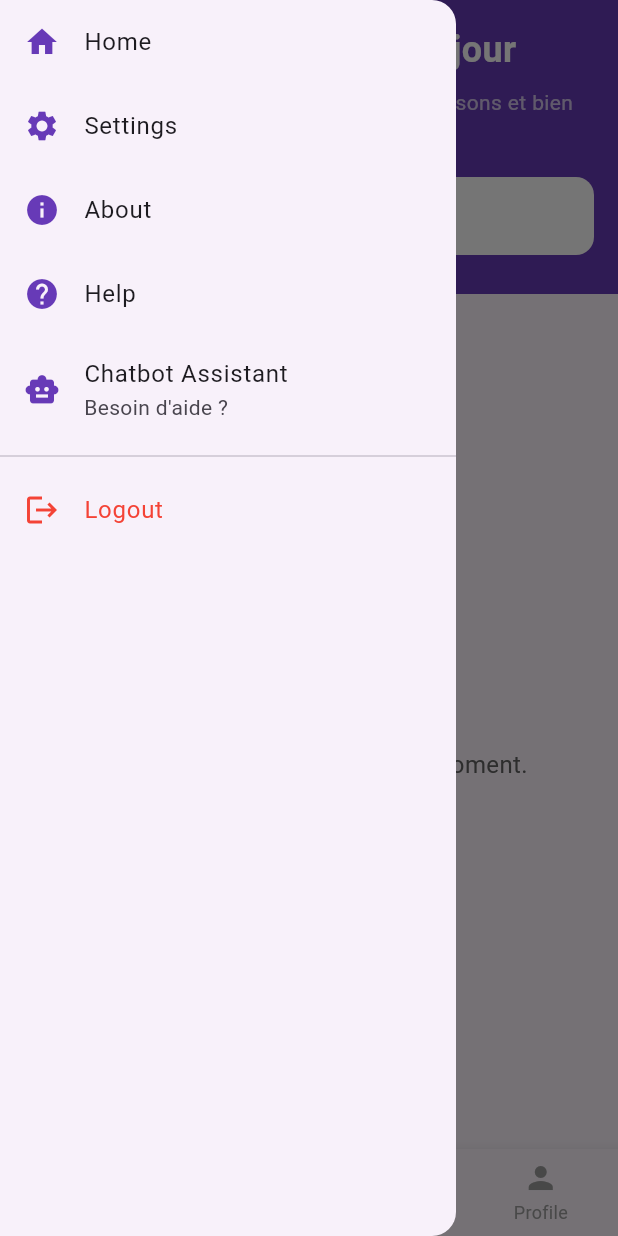
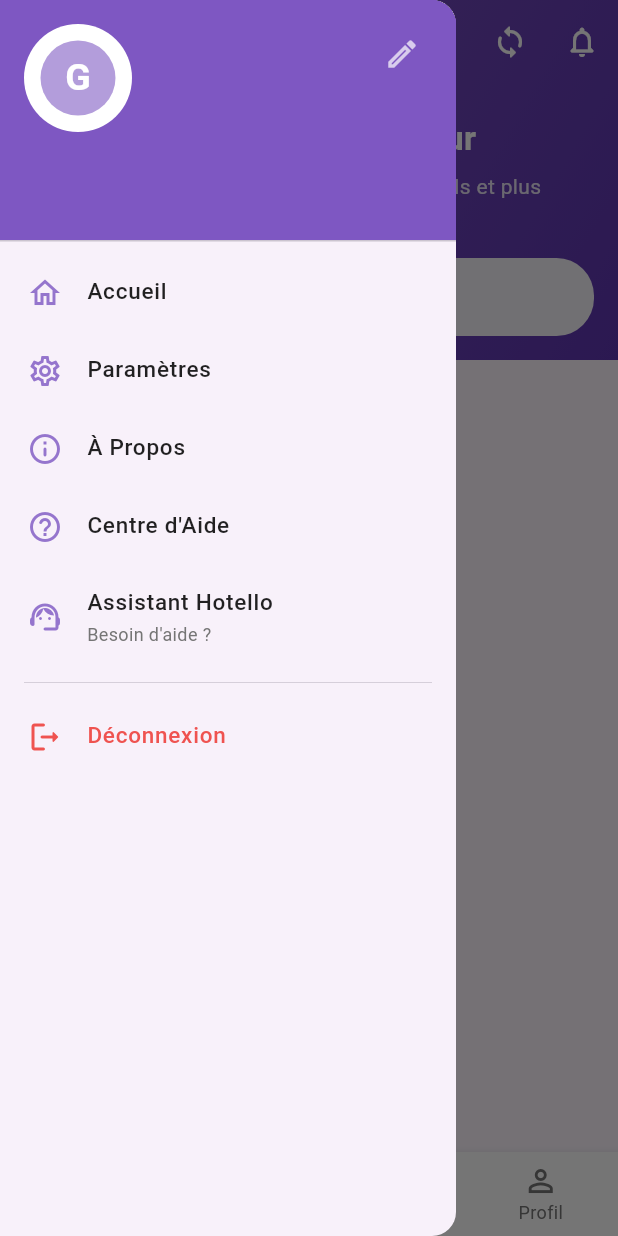
Before and after one commit to SALAHEDDINE-AIT-EL-MAHJOUB/hotello, a Flutter app: the HomePage screen opened directly, with the side drawer open, on a phone screen of 412 x 824 dp. Run offline on Flutter 3.47's test engine with Material 3 defaults, Android fonts, the phone set to English and light mode, and no system bars; our stand-ins replace csv, firebase_auth, firebase_core, firebase_database, firebase_messaging, firebase_storage and 4 more; accounts and stored records are empty.

Commit message:
Updated Changes

```diff
--- a/lib/home_page.dart
+++ b/lib/home_page.dart
@@ -323,33 +323,35 @@ class _HomePageState extends State<HomePage> {
   @override
   Widget build(BuildContext context) {
     final List<Widget> _pages = [
-      _buildHomePageContent(), // Use the consolidated home page builder
+      _buildHomePageContent(),
       const ExplorePage(),
       const BookingsPage(),
       const ProfilePage(),
     ];
 
     return Scaffold(
-      // AppBar is now primarily managed within _buildHomePageContent's CustomScrollView (SliverAppBar)
-      // For other tabs, you might need a different AppBar strategy if they don't have their own.
       body: IndexedStack(
         index: _selectedIndex,
         children: _pages,
       ),
       bottomNavigationBar: BottomNavigationBar(
         items: const <BottomNavigationBarItem>[
-          BottomNavigationBarItem(icon: Icon(Icons.home), label: 'Home'),
-          BottomNavigationBarItem(icon: Icon(Icons.search), label: 'Explore'),
-          BottomNavigationBarItem(icon: Icon(Icons.bookmark), label: 'Bookings'),
-          BottomNavigationBarItem(icon: Icon(Icons.person), label: 'Profile'),
+          BottomNavigationBarItem(icon: Icon(Icons.home_filled), label: 'Accueil'), // Icône remplie pour sélection
+          BottomNavigationBarItem(icon: Icon(Icons.explore_outlined), label: 'Explorer'),
+          BottomNavigationBarItem(icon: Icon(Icons.bookmarks_outlined), label: 'Réservations'),
+          BottomNavigationBarItem(icon: Icon(Icons.person_outline), label: 'Profil'),
         ],
         currentIndex: _selectedIndex,
-        selectedItemColor: Colors.deepPurple,
-        unselectedItemColor: Colors.grey,
+        selectedItemColor: Colors.deepPurple.shade600, // Couleur plus vive
+        unselectedItemColor: Colors.grey.shade600,
         onTap: _onItemTapped,
-        type: BottomNavigationBarType.fixed,
+        type: BottomNavigationBarType.fixed, // Assure que tous les labels sont visibles
+        backgroundColor: Colors.white, // Fond blanc pour la nav bar
+        elevation: 5, // Ombre subtile
+        selectedFontSize: 12, // Style
+        unselectedFontSize: 12, // Style
       ),
-      drawer: _selectedIndex == 0 ? _buildDrawer() : null,
+      drawer: _selectedIndex == 0 ? _buildDrawer() : null, // Drawer seulement pour la page d'accueil
     );
   }
 
@@ -364,146 +366,125 @@ class _HomePageState extends State<HomePage> {
   Widget _buildDrawer() {
     return Drawer(
       child: ListView(
+        padding: EdgeInsets.zero, // Enlever le padding par défaut
         children: [
-          ListTile(
-            leading: const Icon(
-              Icons.home,
-              color: Colors.deepPurple,
+          UserAccountsDrawerHeader( // En-tête plus stylé
+            accountName: Text(
+              username,
+              style: const TextStyle(fontWeight: FontWeight.bold, fontSize: 18, color: Colors.white)
             ),
-            title: const Text('Home'),
-            onTap: () {
+            accountEmail: Text(
+              _currentUser?.email ?? 'Mode Invité',
+              style: const TextStyle(color: Colors.white70)
+            ),
+            currentAccountPicture: CircleAvatar(
+              backgroundColor: Colors.white,
+              child: _buildProfileImage(), // Utilise votre logique d'image de profil
+            ),
+            decoration: BoxDecoration(
+              color: Colors.deepPurple.shade400, // Couleur d'en-tête
+            ),
+            otherAccountsPictures: [ // Exemple d'action rapide
+              IconButton(
+                icon: const Icon(Icons.edit_outlined, color: Colors.white70),
+                onPressed: () {
                   Navigator.pop(context);
+                  Navigator.push(context, MaterialPageRoute(builder: (context) => const EditProfilePage()));
                 },
+                tooltip: 'Modifier le profil',
+              )
+            ],
           ),
-          ListTile(
-            leading: const Icon(
-              Icons.settings,
-              color: Colors.deepPurple,
-            ),
-            title: const Text('Settings'),
-            onTap: () {
-              Navigator.pop(context); // Ferme le drawer
-              Navigator.push(
-                context,
-                MaterialPageRoute(builder: (context) => const SettingsPage()),
-              );
-            },
-          ),
-          ListTile(
-            leading: const Icon(
-              Icons.info,
-              color: Colors.deepPurple,
-            ),
-            title: const Text('About'),
-            onTap: () {
-              Navigator.pop(context); // Ferme le drawer
-              Navigator.push(
-                context,
-                MaterialPageRoute(builder: (context) => const AboutUsPage()),
-              );
-            },
-          ),
-          ListTile(
-            leading: const Icon(
-              Icons.help,
-              color: Colors.deepPurple,
-            ),
-            title: const Text('Help'),
-            onTap: () {
-              Navigator.pop(context); // Ferme le drawer
-              Navigator.push(
-                context,
-                MaterialPageRoute(builder: (context) => const HelpCenterPage()),
-              );
-            },
-          ),
-          // Add Chatbot item before the admin section
-          ListTile(
-            leading: const Icon(
-              Icons.smart_toy, // Robot icon for chatbot
-              color: Colors.deepPurple,
-            ),
-            title: const Text('Chatbot Assistant'),
-            subtitle: const Text('Besoin d\'aide ?'),
-            onTap: () {
-              // TODO: Implement chatbot functionality
+          _buildDrawerItem(Icons.home_outlined, 'Accueil', () {
+            Navigator.pop(context);
+            // Déjà sur l'accueil si le drawer est ouvert depuis là
+          }),
+          _buildDrawerItem(Icons.settings_outlined, 'Paramètres', () {
+            Navigator.pop(context);
+            Navigator.push(context, MaterialPageRoute(builder: (context) => const SettingsPage()));
+          }),
+          _buildDrawerItem(Icons.info_outline_rounded, 'À Propos', () {
+            Navigator.pop(context);
+            Navigator.push(context, MaterialPageRoute(builder: (context) => const AboutUsPage()));
+          }),
+          _buildDrawerItem(Icons.help_outline_rounded, 'Centre d\'Aide', () {
+            Navigator.pop(context);
+            Navigator.push(context, MaterialPageRoute(builder: (context) => const HelpCenterPage()));
+          }),
+          _buildDrawerItem(Icons.support_agent_rounded, 'Assistant Hotello', () { // Icône différente
             Navigator.pop(context);
             _showChatbotDialog();
-            },
-          ),
+          }, subtitle: 'Besoin d\'aide ?'), // Ajout d'un sous-titre
 
-          const Divider(),
+          const Divider(height: 20, thickness: 0.5, indent: 16, endIndent: 16), // Séparateur stylé
 
           if (_isAdmin) ...[
-            const Padding(
-              padding: EdgeInsets.only(left: 16.0, top: 8.0),
+            Padding(
+              padding: const EdgeInsets.symmetric(horizontal: 18.0, vertical: 8.0),
               child: Text(
-                'Admin',
+                'ADMINISTRATION', // Style
                 style: TextStyle(
-                  color: Colors.grey,
-                  fontWeight: FontWeight.bold,
+                  color: Colors.grey.shade600,
+                  fontWeight: FontWeight.w500, // Style
+                  fontSize: 12, // Style
+                  letterSpacing: 0.5, // Style
                 ),
               ),
             ),
-            ListTile(
-              leading: const Icon(
-                Icons.admin_panel_settings,
-                color: Colors.deepPurple,
-              ),
-              title: const Text('Manage Hotels'),
-              onTap: () {
+            _buildDrawerItem(Icons.admin_panel_settings_outlined, 'Gérer les Hôtels', () { // Icône différente
               Navigator.pop(context);
               Navigator.push(
                 context,
-                  MaterialPageRoute(
-                    builder: (context) => const AdminPage(),
-                  ),
-                ).then((_) => _synchronizeData()); // MODIFIED HERE
-              },
-            ),
+                MaterialPageRoute(builder: (context) => const AdminPage()),
+              ).then((_) => _synchronizeData());
+            }),
+            const Divider(height: 20, thickness: 0.5, indent: 16, endIndent: 16), // Séparateur stylé
           ],
-          ListTile(
-            leading: const Icon(
-              Icons.logout,
-              color: Colors.red,
-            ),
-            title: const Text(
-              'Logout',
-              style: TextStyle(color: Colors.red),
-            ),
-            onTap: () async {
+          _buildDrawerItem(Icons.logout_rounded, 'Déconnexion', () async { // Icône différente
+            // ... (votre logique de déconnexion existante) ...
             final prefs = await SharedPreferences.getInstance();
             final isGuestMode = prefs.getBool('isGuestMode') ?? false;
 
             if (isGuestMode) {
-                // If already in guest mode, just go to login page
               Navigator.of(context).pushReplacement(
                 MaterialPageRoute(builder: (context) => const LoginPage()),
               );
             } else {
-                // Sign out from Firebase Auth
               await FirebaseAuth.instance.signOut();
-
-                // Reset to guest mode
               await prefs.setBool('isGuestMode', true);
               await prefs.setString('username', 'Guest');
-
-                // Clear other user data
               await prefs.remove('email');
-
-                // Reload user data to update UI
+              if(mounted) {
                 setState(() {
                   username = 'Guest';
                   _profileImageUrl = null;
+                  _profileImageData = null; // Assurez-vous de réinitialiser cela aussi
+                  _currentUser = null; // Réinitialiser l'utilisateur actuel
+                  _isAdmin = false; // Réinitialiser le statut admin
                 });
-
-                // Close drawer
-                Navigator.pop(context);
+                Navigator.pop(context); // Fermer le drawer
+                 // Optionnel: Naviguer vers la page de connexion après déconnexion
+                Navigator.of(context).pushAndRemoveUntil(
+                  MaterialPageRoute(builder: (context) => const LoginPage()),
+                  (Route<dynamic> route) => false,
+                );
               }
-            },
-          ),
+            }
+          }, color: Colors.red.shade400), // Couleur pour la déconnexion
         ],
       ),
+    );
+  }
+
+  // Helper pour les items du Drawer
+  Widget _buildDrawerItem(IconData icon, String title, VoidCallback onTap, {Color? color, String? subtitle}) {
+    return ListTile(
+      leading: Icon(icon, color: color ?? Colors.deepPurple.shade300, size: 24), // Style
+      title: Text(title, style: TextStyle(fontSize: 15, fontWeight: FontWeight.w500, color: color ?? Colors.black87)), // Style
+      subtitle: subtitle != null ? Text(subtitle, style: TextStyle(fontSize: 12, color: Colors.grey.shade600)) : null, // Style
+      onTap: onTap,
+      dense: true, // Style
+      contentPadding: const EdgeInsets.symmetric(horizontal: 18.0, vertical: 2.0), // Style
     );
   }
 
@@ -516,16 +497,16 @@ class _HomePageState extends State<HomePage> {
         child: Image.memory(
           imageBytes,
           fit: BoxFit.cover,
-          width: 60,
-          height: 60,
+          width: 50, // Ajusté pour UserAccountsDrawerHeader
+          height: 50, // Ajusté
           errorBuilder: (context, error, stackTrace) {
-            print('Error loading base64 image: $error');
-            return _buildFallbackAvatar();
+            return _buildFallbackAvatar(size: 50); // Passer la taille
           },
         ),
       );
     } catch (e) {
       print('Error decoding base64: $e');
+       return _buildFallbackAvatar(size: 50);
     }
   }
 
@@ -535,33 +516,39 @@ class _HomePageState extends State<HomePage> {
       child: Image.network(
         _profileImageUrl!,
         fit: BoxFit.cover,
-        width: 60,
-        height: 60,
+        width: 50, // Ajusté
+        height: 50, // Ajusté
         loadingBuilder: (context, child, loadingProgress) {
           if (loadingProgress == null) return child;
           return const Center(
-            child: CircularProgressIndicator(color: Colors.white)
+            child: CircularProgressIndicator(strokeWidth: 2, color: Colors.white) // Style
           );
         },
         errorBuilder: (context, error, stackTrace) {
-          print('Error loading image from URL: $error');
-          return _buildFallbackAvatar();
+          return _buildFallbackAvatar(size: 50);
         },
       ),
     );
   }
-
-  // Image par défaut
-  return _buildFallbackAvatar();
+  return _buildFallbackAvatar(size: 50);
 }
 
-Widget _buildFallbackAvatar() {
-  return Text(
+Widget _buildFallbackAvatar({double size = 24}) { // Accepte une taille
+  return Container( // Conteneur pour centrer le texte si l'image est dans un CircleAvatar
+    width: size,
+    height: size,
+    decoration: BoxDecoration(
+      color: Colors.deepPurple.shade200, // Couleur de fond pour l'avatar
+      shape: BoxShape.circle,
+    ),
+    alignment: Alignment.center,
+    child: Text(
       username.isNotEmpty ? username[0].toUpperCase() : 'G',
-    style: const TextStyle(
-      fontSize: 24,
+      style: TextStyle(
+        fontSize: size * 0.5, // Taille de police relative
         fontWeight: FontWeight.bold,
         color: Colors.white,
+      ),
     ),
   );
 }
@@ -828,60 +815,102 @@ void _showChatbotDialog() {
 
     return CustomScrollView(
       slivers: [
-        SliverToBoxAdapter(
-          child: Container(
-            padding: const EdgeInsets.all(16),
-            decoration: const BoxDecoration(
-              color: Colors.deepPurple,
-              // borderRadius: BorderRadius.only(
-              //   bottomLeft: Radius.circular(20),
-              //   bottomRight: Radius.circular(20),
-              // ),
+        SliverAppBar( // Utilisation de SliverAppBar pour un effet de défilement
+          expandedHeight: 240.0, // Hauteur de l'en-tête étendu
+          floating: false,
+          pinned: true, // L'AppBar reste visible en haut
+          snap: false,
+          backgroundColor: Colors.deepPurple.shade400, // Couleur de l'AppBar
+          elevation: 2,
+          flexibleSpace: FlexibleSpaceBar(
+            centerTitle: true,
+            titlePadding: const EdgeInsets.symmetric(horizontal: 16, vertical: 12),
+            title: _isSynchronizing // Afficher le nom de l'app ou le loader de synchro
+                ? const SizedBox(width: 20, height: 20, child: CircularProgressIndicator(color: Colors.white, strokeWidth: 2,))
+                : const Text('Hotello', style: TextStyle(fontWeight: FontWeight.bold, color: Colors.white, fontSize: 18)),
+            background: Container( // Contenu de l'en-tête étendu
+              padding: const EdgeInsets.fromLTRB(16, 60, 16, 16), // Ajuster le padding supérieur pour l'AppBar
+              decoration: BoxDecoration(
+                gradient: LinearGradient( // Dégradé subtil
+                  colors: [Colors.deepPurple.shade400, Colors.deepPurple.shade600],
+                  begin: Alignment.topLeft,
+                  end: Alignment.bottomRight,
+                ),
               ),
               child: Column(
+                mainAxisAlignment: MainAxisAlignment.end, // Aligner en bas
                 crossAxisAlignment: CrossAxisAlignment.start,
                 children: [
                   const Text(
                     'Trouvez votre prochain séjour',
                     style: TextStyle(
-                      fontSize: 24,
+                        fontSize: 22, // Ajusté
                         fontWeight: FontWeight.bold,
                         color: Colors.white),
                   ),
-                const SizedBox(height: 8),
-                const Text(
-                  'Recherchez des offres sur les hôtels, les maisons et bien plus encore...',
-                  style: TextStyle(fontSize: 14, color: Colors.white70),
+                  const SizedBox(height: 6),
+                  Text(
+                    'Découvrez des offres exclusives sur les hôtels et plus encore.', // Texte plus engageant
+                    style: TextStyle(fontSize: 14, color: Colors.white.withOpacity(0.85)), // Style
                   ),
-                const SizedBox(height: 20),
+                  const SizedBox(height: 18),
                   TextField(
                     controller: _searchController,
                     decoration: InputDecoration(
                       hintText: 'Ex: Paris, Hôtel de la plage...',
-                    hintStyle: TextStyle(color: Colors.grey[600]),
-                    prefixIcon: Icon(Icons.search, color: Colors.grey[600]),
+                      hintStyle: TextStyle(color: Colors.grey.shade500), // Style
+                      prefixIcon: Icon(Icons.search, color: Colors.grey.shade600),
                       filled: true,
-                    fillColor: Colors.white,
+                      fillColor: Colors.white.withOpacity(0.95), // Légère transparence
                       border: OutlineInputBorder(
-                      borderRadius: BorderRadius.circular(12),
+                        borderRadius: BorderRadius.circular(25), // Plus arrondi
                         borderSide: BorderSide.none,
                       ),
-                    contentPadding: const EdgeInsets.symmetric(vertical: 14),
+                      contentPadding: const EdgeInsets.symmetric(vertical: 14, horizontal: 20), // Ajusté
                     ),
                   ),
-                const SizedBox(height: 10),
                 ],
               ),
             ),
+          ),
+          actions: [ // Actions pour SliverAppBar
+            if (!_isSynchronizing)
+              IconButton(
+                icon: const Icon(Icons.sync_rounded, color: Colors.white), // Icône différente
+                onPressed: _synchronizeData,
+                tooltip: 'Synchroniser les données',
+              ),
+            IconButton(
+              icon: const Icon(Icons.notifications_none_rounded, color: Colors.white), // Icône différente
+              onPressed: () {
+                Navigator.push(
+                  context,
+                  MaterialPageRoute(builder: (context) => const NotificationPage()),
+                );
+              },
+              tooltip: 'Notifications',
+            ),
+            if (_isAdmin)
+              IconButton(
+                icon: const Icon(Icons.admin_panel_settings_outlined, color: Colors.white), // Icône différente
+                onPressed: () {
+                  Navigator.push(
+                    context,
+                    MaterialPageRoute(builder: (context) => const AdminPage()),
+                  );
+                },
+                tooltip: 'Panneau Admin',
+              ),
+          ],
         ),
 
         // Recently Viewed Section
         if (_recentlyViewedHotels.isNotEmpty)
           SliverToBoxAdapter(
             child: _buildRecommendationSection(
-              title: 'Consultés récemment',
+              title: 'Consultés Récemment', // Titre plus clair
               hotels: _recentlyViewedHotels,
-              isLoading: _isLoading, // Pass loading state
+              isLoading: _isLoading,
             ),
           ),
 
@@ -891,41 +920,53 @@ void _showChatbotDialog() {
             child: _buildRecommendationSection(
               title: 'Hôtels les Mieux Notés',
               hotels: _topRatedHotels,
-              isLoading: _isLoading, // Pass loading state
+              isLoading: _isLoading,
             ),
           ),
 
-        // Featured Hotels Section (Original "Featured" or "All Hotels" if search is empty)
         SliverToBoxAdapter(
           child: Padding(
-            padding: const EdgeInsets.fromLTRB(16, 20, 16, 8),
+            padding: const EdgeInsets.fromLTRB(16, 24, 16, 12), // Ajusté
             child: Text(
-              _searchQuery.isEmpty ? 'Hôtels populaires' : 'Résultats de recherche',
-              style: const TextStyle(fontSize: 20, fontWeight: FontWeight.bold, color: Colors.black87),
+              _searchQuery.isEmpty ? 'Hôtels Populaires' : 'Résultats de Recherche', // Titre plus clair
+              style: const TextStyle(fontSize: 22, fontWeight: FontWeight.bold, color: Colors.black87), // Style
             ),
           ),
         ),
-        _isLoading && filteredHotels.isEmpty // Show loader if loading and no results yet
-            ? const SliverFillRemaining(child: Center(child: CircularProgressIndicator()))
+        _isLoading && filteredHotels.isEmpty
+            ? SliverFillRemaining(child: Center(child: CircularProgressIndicator(color: Colors.deepPurple.shade300))) // Style
             : filteredHotels.isEmpty
                 ? SliverFillRemaining(
                     child: Center(
                       child: Padding(
-                        padding: const EdgeInsets.all(20.0),
-                        child: Text(
-                          _searchQuery.isEmpty ? 'Aucun hôtel disponible pour le moment.' : 'Aucun hôtel ne correspond à votre recherche.',
+                        padding: const EdgeInsets.all(32.0), // Amélioration de l'état vide
+                        child: Column(
+                          mainAxisAlignment: MainAxisAlignment.center,
+                          children: [
+                            Icon(Icons.hotel_class_outlined, size: 70, color: Colors.grey.shade400), // Icône
+                            const SizedBox(height: 20),
+                            Text(
+                              _searchQuery.isEmpty ? 'Aucun hôtel à afficher' : 'Aucun résultat trouvé', // Texte plus clair
+                              style: const TextStyle(fontSize: 18, fontWeight: FontWeight.w500, color: Colors.black54), // Style
                               textAlign: TextAlign.center,
-                          style: TextStyle(fontSize: 16, color: Colors.grey[700]),
+                            ),
+                             if (_searchQuery.isNotEmpty)
+                              Padding(
+                                padding: const EdgeInsets.only(top: 8.0),
+                                child: Text("Essayez un autre terme de recherche.", style: TextStyle(fontSize: 14, color: Colors.grey.shade600)),
+                              ),
+                          ],
                         ),
                       ),
                     ),
                   )
-                : SliverPadding(
+                : SliverPadding( // Utiliser SliverPadding pour la liste principale
                     padding: const EdgeInsets.symmetric(horizontal: 12.0, vertical: 10.0),
                     sliver: SliverList(
                       delegate: SliverChildBuilderDelegate(
                         (context, index) {
-                          return _buildHotelCard(filteredHotels[index]);
+                          // Utiliser la version de _buildHotelCard de home_page.dart
+                          return _buildHotelCard(filteredHotels[index], isSmall: false);
                         },
                         childCount: filteredHotels.length,
                       ),
```
Lines whose indentation alone changed are shown as unchanged.
